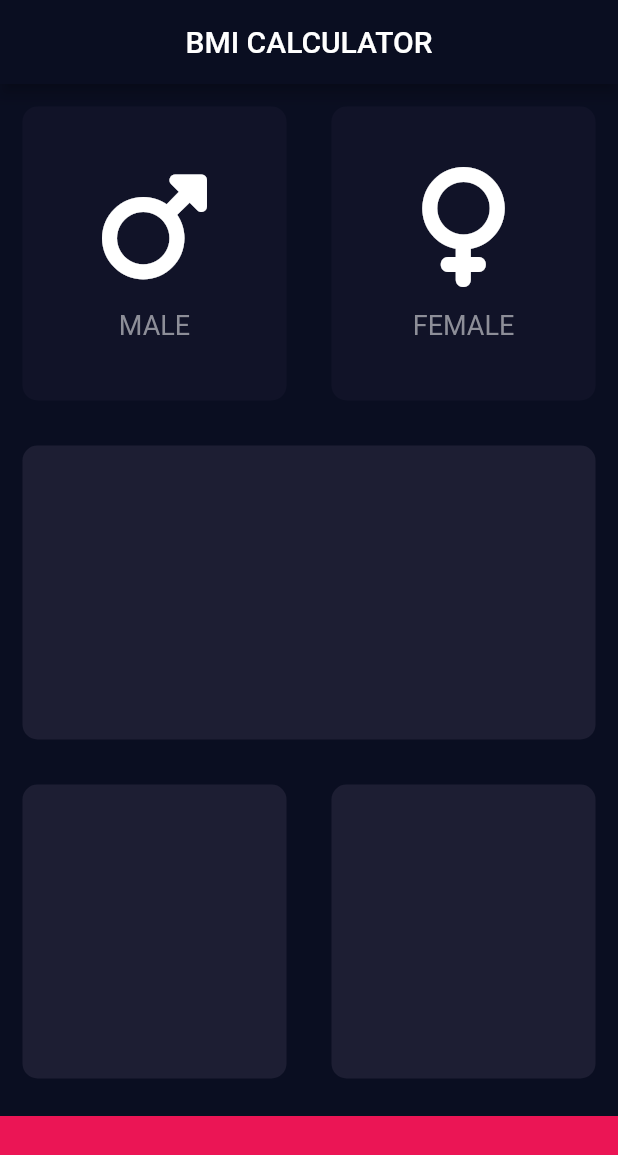
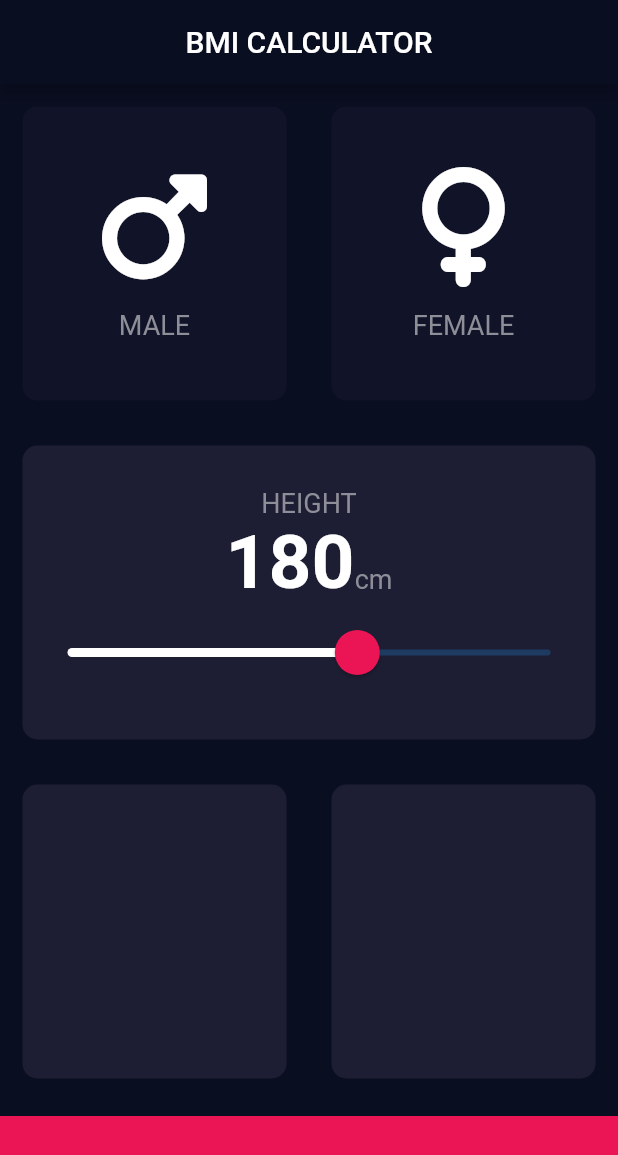
Before and after one commit to Jayakrishnan-manoj/Check_BMI, a Flutter app: the screen it shows after launch, on a phone screen of 412 x 824 dp. Shown: the top 1155 px of the screen. Run offline on Flutter 3.47's test engine with Material 2 defaults, Android fonts, the phone set to English and light mode, and no system bars; our stand-ins replace font_awesome_flutter.

Commit message:
add: height selection slider

```diff
--- a/lib/Reusables/icon_content.dart
+++ b/lib/Reusables/icon_content.dart
@@ -1,10 +1,9 @@
 import 'package:flutter/material.dart';
 import 'package:font_awesome_flutter/font_awesome_flutter.dart';
 
-const labelTextStyle = TextStyle(
-  fontSize: 18,
-  color: Color(0xFF8D8E98),
-);
+import '../constants/constants.dart';
+
+
 
 class IconContent extends StatelessWidget {
   final String? iconText;
--- /dev/null
+++ b/lib/constants/constants.dart
@@ -0,0 +1,16 @@
+import 'package:flutter/material.dart';
+
+const labelTextStyle = TextStyle(
+  fontSize: 18,
+  color: Color(0xFF8D8E98),
+);
+
+const kNumberTextStyle = TextStyle(
+                          fontSize: 50.0,
+                          fontWeight: FontWeight.bold,
+                        );
+
+const kBottomContainerHeight = 80.0;
+const kActiveCardColor = Color(0xFF1D1E33);
+const kInactiveCardColor = Color(0xFF111328);
+const kBottomContainerColor = Color(0xFFEB1555);
--- a/lib/screens/input_screen.dart
+++ b/lib/screens/input_screen.dart
@@ -3,11 +3,7 @@ import 'package:flutter/material.dart';
 import 'package:font_awesome_flutter/font_awesome_flutter.dart';
 
 import '../Reusables/reusable_card.dart';
-
-const bottomContainerHeight = 80.0;
-const activeCardColor = Color(0xFF1D1E33);
-const inactiveCardColor = Color(0xFF111328);
-const bottomContainerColor = Color(0xFFEB1555);
+import '../constants/constants.dart';
 
 enum Gender {
   male,
@@ -21,6 +17,7 @@ class InputScreen extends StatefulWidget {
 
 class _InputScreenState extends State<InputScreen> {
   Gender? selectedGender;
+  int height = 180;
 
   @override
   Widget build(BuildContext context) {
@@ -30,6 +27,7 @@ class _InputScreenState extends State<InputScreen> {
         centerTitle: true,
       ),
       body: Column(
+        crossAxisAlignment: CrossAxisAlignment.stretch,
         children: [
           Expanded(
             child: Row(
@@ -42,8 +40,8 @@ class _InputScreenState extends State<InputScreen> {
                       });
                     },
                     colour: selectedGender == Gender.male
-                        ? activeCardColor
-                        : inactiveCardColor,
+                        ? kActiveCardColor
+                        : kInactiveCardColor,
                     cardChild: IconContent(
                       iconText: "MALE",
                       cardIcon: FontAwesomeIcons.mars,
@@ -58,8 +56,8 @@ class _InputScreenState extends State<InputScreen> {
                       });
                     },
                     colour: selectedGender == Gender.female
-                        ? activeCardColor
-                        : inactiveCardColor,
+                        ? kActiveCardColor
+                        : kInactiveCardColor,
                     cardChild: IconContent(
                       iconText: "FEMALE",
                       cardIcon: FontAwesomeIcons.venus,
@@ -71,7 +69,52 @@ class _InputScreenState extends State<InputScreen> {
           ),
           Expanded(
             child: ReusableCard(
-              colour: activeCardColor,
+              colour: kActiveCardColor,
+              cardChild: Column(
+                mainAxisAlignment: MainAxisAlignment.center,
+                children: [
+                  const Text(
+                    "HEIGHT",
+                    style: labelTextStyle,
+                  ),
+                  Row(
+                    mainAxisAlignment: MainAxisAlignment.center,
+                    crossAxisAlignment: CrossAxisAlignment.baseline,
+                    textBaseline: TextBaseline.alphabetic,
+                    children: [
+                      Text(height.toString(), style: kNumberTextStyle),
+                      const Text(
+                        "cm",
+                        style: labelTextStyle,
+                      )
+                    ],
+                  ),
+                  SliderTheme(
+                    data: SliderTheme.of(context).copyWith(
+                      thumbColor: const Color(0xFFEB1555),
+                      activeTrackColor: Colors.white,
+                      inactiveTickMarkColor: const Color(0xFF8D8E98),
+                      thumbShape: const RoundSliderThumbShape(
+                        enabledThumbRadius: 15.0,
+                      ),
+                      overlayShape: const RoundSliderOverlayShape(
+                        overlayRadius: 30.0,
+                      ),
+                      overlayColor: const Color(0x29EB1555),
+                    ),
+                    child: Slider(
+                      value: height.toDouble(),
+                      min: 120.0,
+                      max: 220.0,
+                      onChanged: (double newVal) {
+                        setState(() {
+                          height = newVal.toInt();
+                        });
+                      },
+                    ),
+                  )
+                ],
+              ),
             ),
           ),
           Expanded(
@@ -79,22 +122,22 @@ class _InputScreenState extends State<InputScreen> {
               children: [
                 Expanded(
                   child: ReusableCard(
-                    colour: activeCardColor,
+                    colour: kActiveCardColor,
                   ),
                 ),
                 Expanded(
                   child: ReusableCard(
-                    colour: activeCardColor,
+                    colour: kActiveCardColor,
                   ),
                 ),
               ],
             ),
           ),
           Container(
-            color: bottomContainerColor,
+            color: kBottomContainerColor,
             margin: const EdgeInsets.only(top: 10.0),
             width: double.infinity,
-            height: bottomContainerHeight,
+            height: kBottomContainerHeight,
           )
         ],
       ),
```
